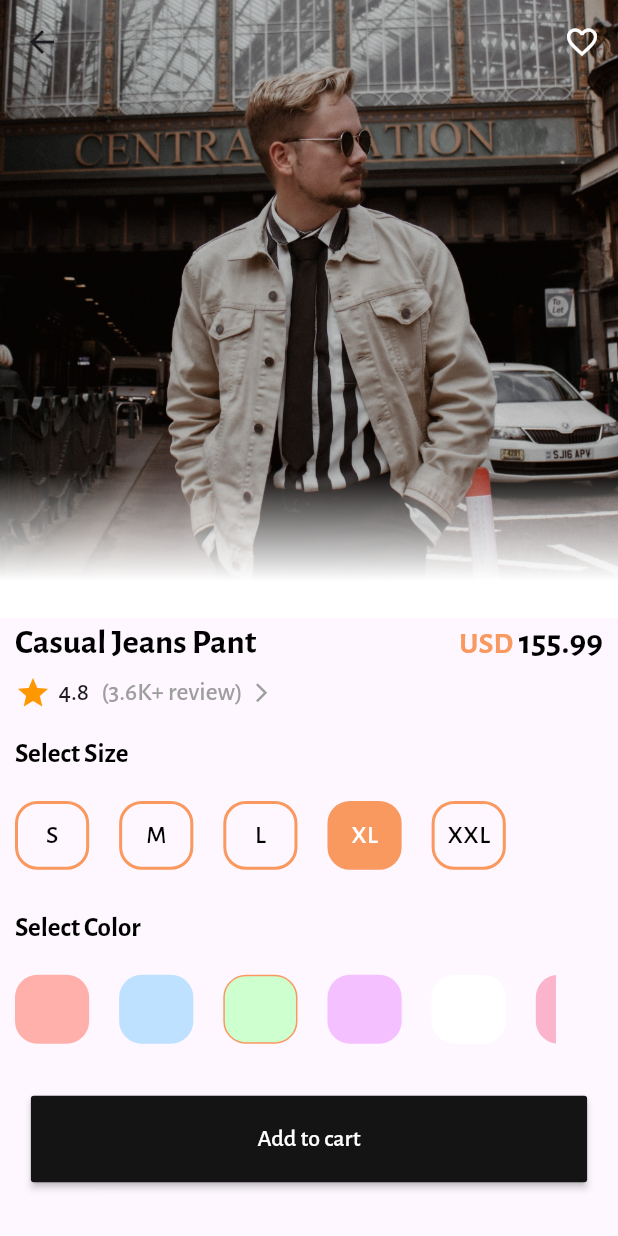
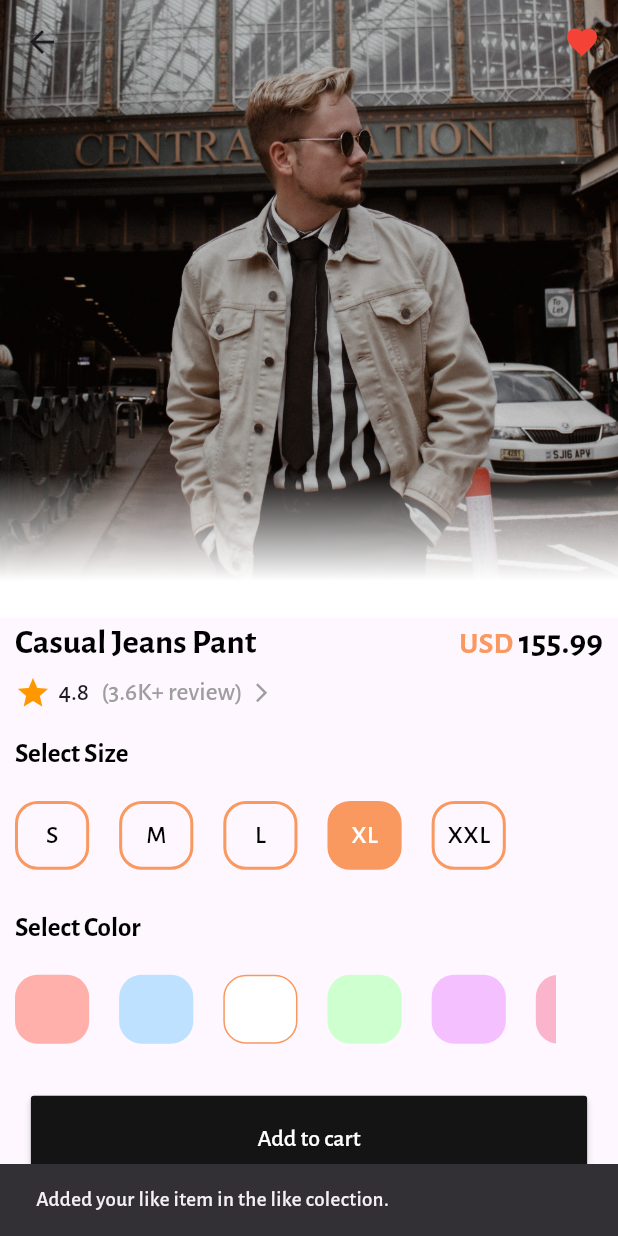
Before and after one commit to jinheng0301/Fashion-app, a Flutter app: the Details screen opened directly with sample values from the repository, after a tap on the "favorite outline" icon, on a phone screen of 412 x 824 dp. Run offline on Flutter 3.47's test engine with Material 3 defaults, Android fonts, the phone set to English and light mode, and no system bars; our stand-ins replace animate_do, line_icons; missing offline and left inert: advance_notification, bottom_bar_matu.

Commit message:
updat some UI design

```diff
--- a/fashionnn/lib/screens/cart.dart
+++ b/fashionnn/lib/screens/cart.dart
@@ -60,8 +60,8 @@ class _CartState extends State<Cart> {
   }
 
   // CALCULATE SUBTOTAL
-  int calculateSubTotal() {
-    int subTotal = 0;
+  double calculateSubTotal() {
+    double subTotal = 0;
 
     if (itemsOnCart.isNotEmpty) {
       subTotal = 0;
@@ -393,7 +393,7 @@ class _CartState extends State<Cart> {
                         delay: Duration(milliseconds: 400),
                         child: ReusableRowForCart(
                           text: 'Sub Total: ',
-                          price: calculateSubTotal().toDouble(),
+                          price: calculateSubTotal(),
                         ),
                       ),
                       FadeInUp(
--- a/fashionnn/lib/screens/details.dart
+++ b/fashionnn/lib/screens/details.dart
@@ -22,6 +22,16 @@ class Details extends StatefulWidget {
 class _DetailsState extends State<Details> {
   int selectedSize = 3;
   int selectedColor = 2;
+  bool isLikedItem = false;
+  String message = '';
+
+  showSnackBar(String content, BuildContext context) {
+    ScaffoldMessenger.of(context).showSnackBar(
+      SnackBar(
+        content: Text(message),
+      ),
+    );
+  }
 
   @override
   Widget build(BuildContext context) {
@@ -43,9 +53,34 @@ class _DetailsState extends State<Details> {
         ),
         actions: [
           IconButton(
-            onPressed: () {},
-            icon: Icon(Icons.favorite_outline),
-            color: Colors.white,
+            onPressed: () {
+              setState(() {
+                // the isLikedItem state is toggled when the like button is pressed again.
+                // If isLikedItem is true, it will display a red-filled heart (like).
+                // If isLikedItem is false, it will display a heart outline (not liked).
+                isLikedItem = !isLikedItem; // toggle the state of like button
+              });
+
+              // Update the value of res based on the action
+              message = isLikedItem ? 'Success' : 'cancelLike';
+
+              // Show the appropriate snack bar message
+              if (message == 'Success') {
+                message = 'Added your like item in the like colection.';
+                showSnackBar(message, context);
+              } else if (message == 'cancelLike') {
+                message = 'Removed your item from like collection.';
+                showSnackBar(message, context);
+              }
+            },
+            icon: isLikedItem
+                ? Icon(
+                    Icons.favorite,
+                    color: Colors.red,
+                  )
+                : Icon(
+                    Icons.favorite_border,
+                  ),
           ),
         ],
       ),
--- a/fashionnn/lib/screens/home.dart
+++ b/fashionnn/lib/screens/home.dart
@@ -216,7 +216,7 @@ class _HomeState extends State<Home> {
                             children: [
                               Container(
                                 width: size.width * 0.5,
-                                height: size.height * 0.3,
+                                height: size.height * 0.25,
                                 margin: EdgeInsets.all(10),
                                 decoration: BoxDecoration(
                                   borderRadius: BorderRadius.circular(3),
--- a/fashionnn/lib/screens/search.dart
+++ b/fashionnn/lib/screens/search.dart
@@ -140,7 +140,7 @@ class _SearchState extends State<Search> {
                                       tag: current.imageUrl,
                                       child: Container(
                                         width: size.width * 0.5,
-                                        height: size.height * 0.3,
+                                        height: size.height * 0.25,
                                         margin: EdgeInsets.all(10),
                                         decoration: BoxDecoration(
                                           borderRadius:
--- a/fashionnn/lib/utils/constants.dart
+++ b/fashionnn/lib/utils/constants.dart
@@ -7,9 +7,9 @@ List<String> sizes = ["S", "M", "L", "XL", "XXL"];
 List<Color> colors = const [
   Color.fromARGB(255, 255, 176, 170),
   Color.fromARGB(255, 189, 225, 255),
+  Colors.white,
   Color.fromARGB(255, 205, 255, 207),
   Color.fromARGB(255, 245, 192, 255),
-  Colors.white,
   Color.fromRGBO(250, 181, 204, 1),
   Color.fromARGB(255, 238, 232, 177),
 ];
```
